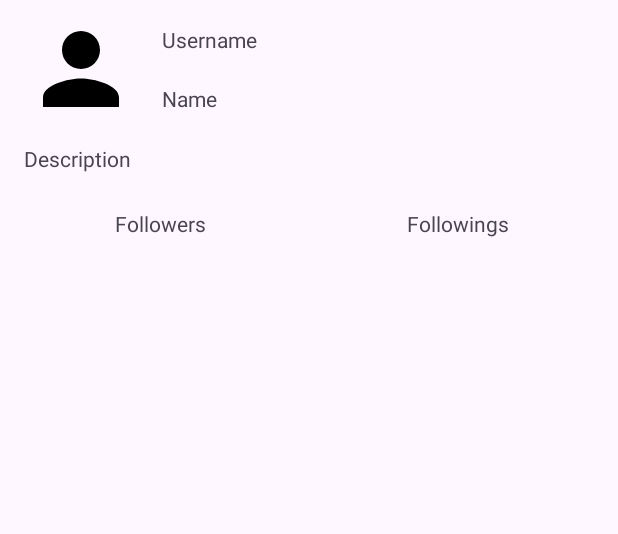
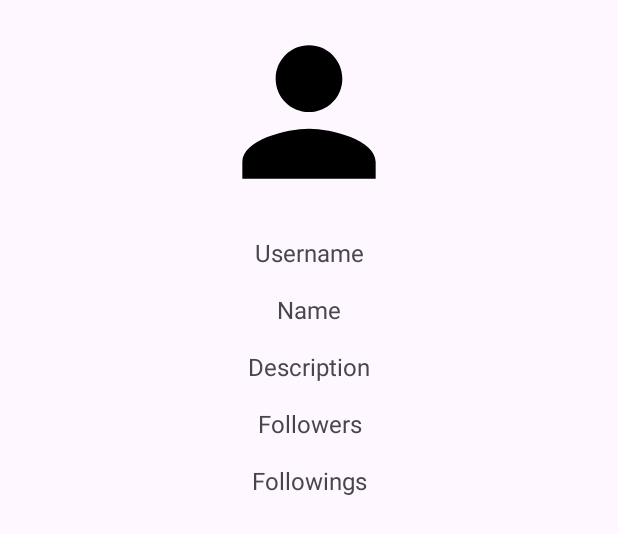
Before and after one commit to Vuert/speer-assessment, an Android app: the layout layout_user_info.xml on its own in the app's theme, with its tools: preview values and no code run, on a phone screen of 412 x 824 dp. Shown: the top 534 px of the screen. Run offline under Robolectric (Android 15) with nearby library versions, the phone set to English and light mode, and no system bars.

```diff
--- a/app/src/main/java/com/speer/technologies/domain/user/model/User.kt
+++ b/app/src/main/java/com/speer/technologies/domain/user/model/User.kt
@@ -7,7 +7,7 @@ data class User(
     val name: String?,
     val description: String?,
     val followersCount: Int,
-    val followingsCount: Int,
+    val followingCount: Int,
 ) {
 
     override fun equals(other: Any?): Boolean =
--- a/app/src/main/java/com/speer/technologies/presentation/base/viewmodel/BaseViewModel.kt
+++ b/app/src/main/java/com/speer/technologies/presentation/base/viewmodel/BaseViewModel.kt
@@ -49,7 +49,7 @@ abstract class BaseViewModel(
         context: CoroutineContext = EmptyCoroutineContext,
         start: CoroutineStart = CoroutineStart.DEFAULT,
         crossinline onCancellation: (CancellationException) -> Unit = {},
-        crossinline onError: (Throwable) -> Unit = ::onError,
+        noinline onError: (Throwable) -> Unit = ::onError, // Compiler bug, if crossinline, onError is not invoked
         crossinline finally: () -> Unit = {},
         crossinline block: suspend CoroutineScope.() -> Unit,
     ): Job = scope.launch(context = context + unexpectedExceptionHandler, start = start) {
--- a/app/src/main/res/layout/layout_user_info.xml
+++ b/app/src/main/res/layout/layout_user_info.xml
@@ -14,23 +14,24 @@
         android:layout_width="0dp"
         android:layout_height="0dp"
         app:layout_constraintDimensionRatio="1:1"
+        app:layout_constraintEnd_toEndOf="parent"
         app:layout_constraintStart_toStartOf="parent"
         app:layout_constraintTop_toTopOf="parent"
-        app:layout_constraintWidth_percent="0.2"
+        app:layout_constraintWidth_percent="0.35"
         tools:src="@drawable/baseline_person" />
 
     <TextView
         android:id="@+id/userNameTv"
         android:layout_width="0dp"
         android:layout_height="wrap_content"
-        android:layout_marginStart="@dimen/standard_margin"
-        android:layout_marginBottom="@dimen/half_standard_margin"
+        android:layout_marginTop="@dimen/standard_margin"
         android:ellipsize="marquee"
-        android:maxLines="1"
-        app:layout_constraintBottom_toTopOf="@+id/nameTv"
+        android:gravity="center"
+        android:maxLines="2"
+        android:textSize="@dimen/text_size_default"
         app:layout_constraintEnd_toEndOf="parent"
-        app:layout_constraintStart_toEndOf="@+id/userAvatarImg"
-        app:layout_constraintTop_toTopOf="parent"
+        app:layout_constraintStart_toStartOf="parent"
+        app:layout_constraintTop_toBottomOf="@+id/userAvatarImg"
         app:layout_constraintVertical_chainStyle="packed"
         tools:text="Username" />
 
@@ -38,13 +39,13 @@
         android:id="@+id/nameTv"
         android:layout_width="0dp"
         android:layout_height="wrap_content"
-        android:layout_marginStart="@dimen/standard_margin"
-        android:layout_marginTop="@dimen/half_standard_padding"
+        android:layout_marginTop="@dimen/standard_margin"
         android:ellipsize="marquee"
-        android:maxLines="1"
-        app:layout_constraintBottom_toBottomOf="@+id/userAvatarImg"
+        android:gravity="center"
+        android:maxLines="2"
+        android:textSize="@dimen/text_size_default"
         app:layout_constraintEnd_toEndOf="parent"
-        app:layout_constraintStart_toEndOf="@+id/userAvatarImg"
+        app:layout_constraintStart_toStartOf="parent"
         app:layout_constraintTop_toBottomOf="@+id/userNameTv"
         tools:text="Name" />
 
@@ -52,10 +53,12 @@
         android:id="@+id/descriptionTv"
         android:layout_width="0dp"
         android:layout_height="wrap_content"
-        android:layout_marginTop="@dimen/half_standard_padding"
+        android:layout_marginTop="@dimen/standard_margin"
+        android:gravity="center"
+        android:textSize="@dimen/text_size_default"
         app:layout_constraintEnd_toEndOf="parent"
         app:layout_constraintStart_toStartOf="parent"
-        app:layout_constraintTop_toBottomOf="@+id/userAvatarImg"
+        app:layout_constraintTop_toBottomOf="@+id/nameTv"
         tools:text="Description" />
 
     <TextView
@@ -63,31 +66,27 @@
         android:layout_width="0dp"
         android:layout_height="wrap_content"
         android:layout_marginTop="@dimen/standard_margin"
-        android:layout_marginEnd="@dimen/standard_margin"
         android:background="?attr/selectableItemBackground"
         android:gravity="center"
-        android:padding="@dimen/half_standard_margin"
-        app:layout_constraintBottom_toBottomOf="parent"
-        app:layout_constraintEnd_toStartOf="@+id/followingsTv"
-        app:layout_constraintHorizontal_bias="0.5"
+        android:textSize="@dimen/text_size_default"
+        app:layout_constraintEnd_toEndOf="parent"
         app:layout_constraintStart_toStartOf="parent"
         app:layout_constraintTop_toBottomOf="@+id/descriptionTv"
-        app:layout_constraintVertical_bias="1"
         tools:text="Followers" />
 
     <TextView
         android:id="@+id/followingsTv"
         android:layout_width="0dp"
         android:layout_height="wrap_content"
+        android:layout_marginTop="@dimen/standard_margin"
         android:background="?attr/selectableItemBackground"
         android:gravity="center"
-        android:padding="@dimen/half_standard_margin"
+        android:textSize="@dimen/text_size_default"
         app:layout_constraintBottom_toBottomOf="parent"
         app:layout_constraintEnd_toEndOf="parent"
-        app:layout_constraintHorizontal_bias="0.5"
-        app:layout_constraintStart_toEndOf="@+id/followersTv"
-        app:layout_constraintTop_toTopOf="@+id/followersTv"
-        app:layout_constraintVertical_bias="1"
+        app:layout_constraintStart_toStartOf="parent"
+        app:layout_constraintTop_toBottomOf="@+id/followersTv"
+        app:layout_constraintVertical_bias="0"
         tools:text="Followings" />
 
 </androidx.constraintlayout.widget.ConstraintLayout>
--- a/app/src/main/res/values/dimens.xml
+++ b/app/src/main/res/values/dimens.xml
@@ -15,5 +15,5 @@
     <dimen name="double_padding">48dp</dimen>
     <dimen name="half_standard_padding">12dp</dimen>
 
-    <dimen name="weather_data_card_radius">30dp</dimen>
+    <dimen name="text_size_default">16sp</dimen>
 </resources>
```
Also changed, not shown: app/app_config.gradle (added, +26 -0 lines), app/build.gradle (+10 -1 lines), app/src/main/java/com/speer/technologies/datasource/user/api/UserService.kt (added, +11 -0 lines), app/src/main/java/com/speer/technologies/datasource/user/datasource/UserRemoteDatasourceImpl.kt (added, +22 -0 lines), app/src/main/java/com/speer/technologies/datasource/user/mapper/UserDtoToUserMapper.kt (added, +19 -0 lines), app/src/main/java/com/speer/technologies/datasource/user/model/UserDto.kt (added, +26 -0 lines), app/src/main/java/com/speer/technologies/datasource/user/util/GitHubApiRequestInterceptor.kt (added, +24 -0 lines), app/src/main/java/com/speer/technologies/datasource/users/datasource/UserRemoteDatasourceImpl.kt (deleted, +0 -18 lines), app/src/main/java/com/speer/technologies/di/DI.kt (+29 -4 lines), app/src/main/java/com/speer/technologies/presentation/impl/searchUsers/model/UserState.kt (added, +10 -0 lines), app/src/main/java/com/speer/technologies/presentation/impl/searchUsers/viewmodel/SearchUserViewModel.kt (renamed from app/src/main/java/com/speer/technologies/presentation/impl/users/viewmodel/UsersViewModel.kt, +6 -6 lines), app/src/main/java/com/speer/technologies/presentation/impl/users/model/UsersState.kt (deleted, +0 -10 lines), app/src/main/java/com/speer/technologies/view/impl/fragment/searchUser/fragment/SearchUserFragment.kt (+17 -13 lines).
